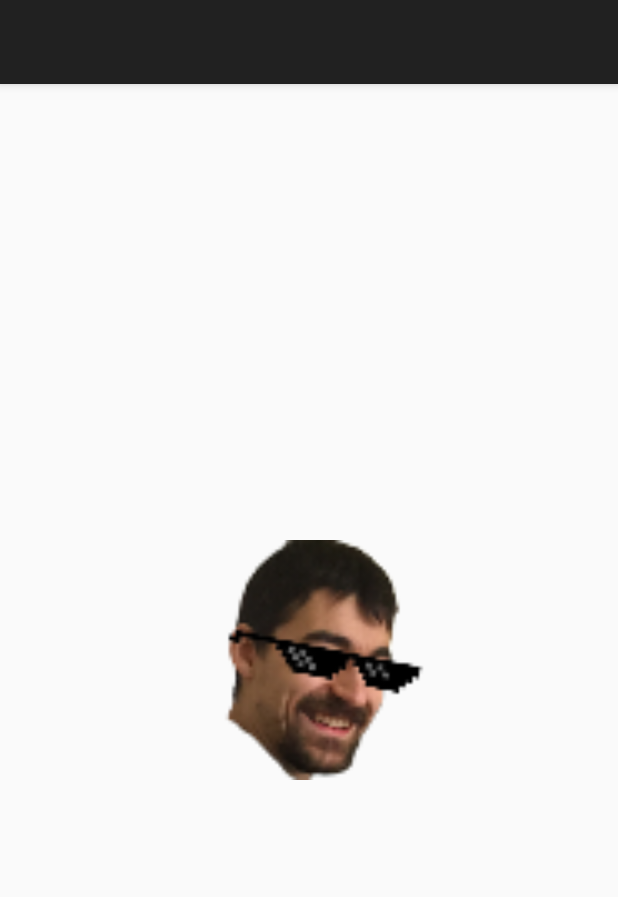
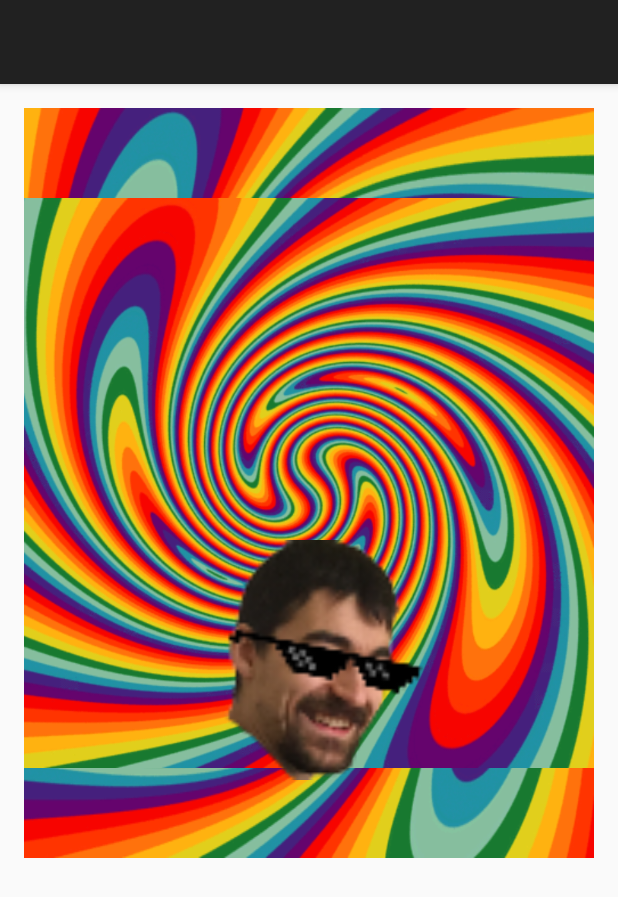
Before and after one commit to CapraTheBest/Android-RSA-TestApp, an Android app: the EasterEgg screen opened directly, with no data from a screen before it, on a phone screen of 412 x 824 dp. Shown: the top 897 px of the screen. Run offline under Robolectric (Android 15) with nearby library versions, the phone set to English and light mode, and no system bars.

Commit message:
Custom animated background.

```diff
--- a/app/src/main/java/com/example/quarta/testapp/EasterEgg.java
+++ b/app/src/main/java/com/example/quarta/testapp/EasterEgg.java
@@ -1,5 +1,7 @@
 package com.example.quarta.testapp;
 
+import android.graphics.drawable.AnimationDrawable;
+import android.media.Image;
 import android.media.MediaPlayer;
 import android.os.Bundle;
 import android.support.v7.app.ActionBarActivity;
@@ -15,13 +17,21 @@ public class EasterEgg extends ActionBarActivity {
 
     private MediaPlayer mPlayer;
     private ImageView imageView;
+    private ImageView animationView;
     private Animation animRotate;
+    private AnimationDrawable backgroundAnimation;
 
     @Override
     protected void onCreate(Bundle savedInstanceState) {
         super.onCreate(savedInstanceState);
         setContentView(R.layout.activity_easter_egg);
+
         imageView = (ImageView) findViewById(R.id.animatedImage);
+
+        animationView = (ImageView) findViewById(R.id.background);
+        animationView.setBackgroundResource(R.anim.background_animation);
+        backgroundAnimation = (AnimationDrawable) animationView.getBackground();
+
         mPlayer = MediaPlayer.create(EasterEgg.this, R.raw.song);
         animRotate = AnimationUtils.loadAnimation(this, R.anim.rotate);
 
@@ -31,12 +41,14 @@ public class EasterEgg extends ActionBarActivity {
     @Override
     public void onDestroy() {
         mPlayer.stop();
+        backgroundAnimation.stop();
         super.onDestroy();
 
     }
 
     public void doRotate() {
         mPlayer.start();
+        backgroundAnimation.start();
         imageView.startAnimation(animRotate);
     }
 }
--- /dev/null
+++ b/app/src/main/res/anim/background_animation.xml
@@ -0,0 +1,14 @@
+<?xml version="1.0" encoding="utf-8"?>
+<animation-list
+    android:id="@+id/selected"
+    android:oneshot="false"
+    xmlns:android="http://schemas.android.com/apk/res/android">
+    <item android:drawable="@raw/frame_000" android:duration="50" />
+    <item android:drawable="@raw/frame_001" android:duration="50" />
+    <item android:drawable="@raw/frame_002" android:duration="50" />
+    <item android:drawable="@raw/frame_003" android:duration="50" />
+    <item android:drawable="@raw/frame_004" android:duration="50" />
+    <item android:drawable="@raw/frame_005" android:duration="50" />
+    <item android:drawable="@raw/frame_006" android:duration="50" />
+    <item android:drawable="@raw/frame_007" android:duration="50" />
+</animation-list>
--- a/app/src/main/res/layout/activity_easter_egg.xml
+++ b/app/src/main/res/layout/activity_easter_egg.xml
@@ -6,6 +6,12 @@
     android:paddingBottom="@dimen/activity_vertical_margin"
     tools:context="com.example.quarta.testapp.EasterEgg">
 
+    <ImageView android:id="@+id/background"
+        android:layout_alignParentRight="true"
+        android:layout_width="wrap_content"
+        android:layout_height="wrap_content"
+        android:src="@anim/background_animation"/>
+
     <ImageView android:id="@+id/animatedImage"
         android:layout_width="160dp"
         android:layout_height="160dp"
```
Also changed, not shown: app/src/main/res/raw/frame_000.png (added), app/src/main/res/raw/frame_001.png (added), app/src/main/res/raw/frame_002.png (added), app/src/main/res/raw/frame_003.png (added), app/src/main/res/raw/frame_004.png (added), app/src/main/res/raw/frame_005.png (added), app/src/main/res/raw/frame_006.png (added), app/src/main/res/raw/frame_007.png (added).
